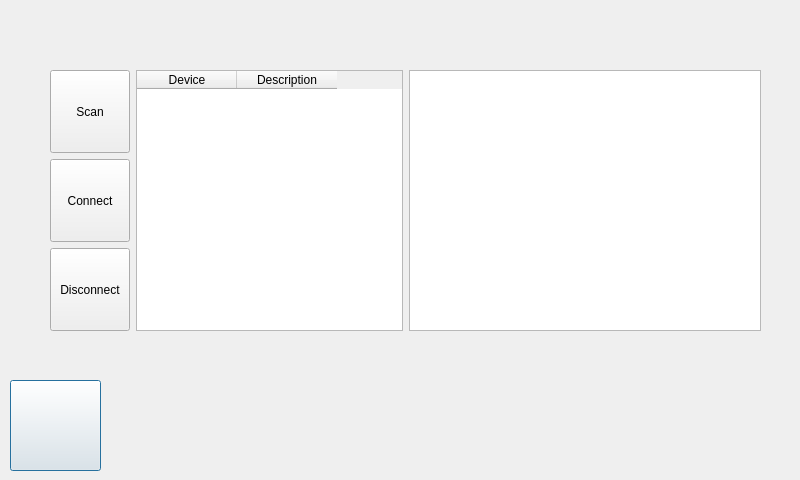
Qt form ClientApp/qt/serialwindow.ui (re3Dprinting/touchscreen) before a commit.
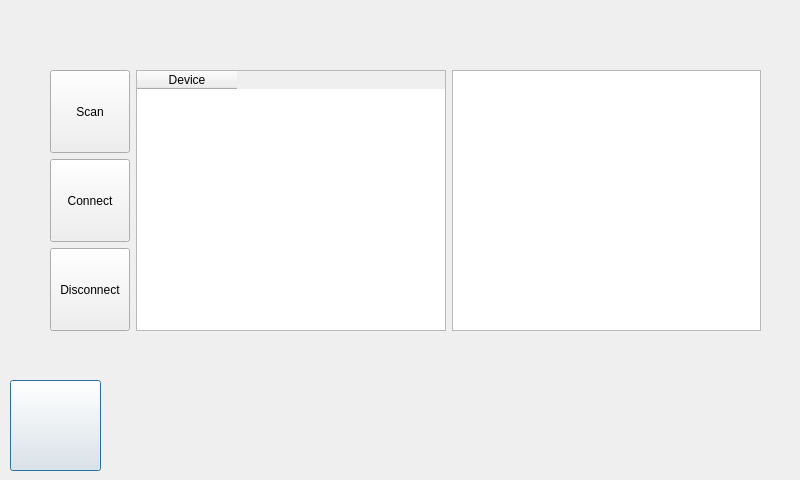
The same form after that commit. Icons and pictures are not drawn.

What changed in the file:
```diff
--- a/ClientApp/qt/serialwindow.ui
+++ b/ClientApp/qt/serialwindow.ui
@@ -48,7 +48,7 @@
     </size>
    </property>
   </widget>
-  <widget class="QWidget" name="">
+  <widget class="QWidget" name="layoutWidget">
    <property name="geometry">
     <rect>
      <x>50</x>
@@ -103,6 +103,8 @@
         </item>
        </layout>
       </item>
+     </layout>
+    </item>
       <item>
        <widget class="QTableWidget" name="COMlist">
         <column>
@@ -110,14 +112,7 @@
           <string>Device</string>
          </property>
         </column>
-        <column>
-         <property name="text">
-          <string>Description</string>
-         </property>
-        </column>
-       </widget>
-      </item>
-     </layout>
+     </widget>
     </item>
     <item>
      <widget class="QTextBrowser" name="SerialOutput"/>
```
Lines whose indentation alone changed are shown as unchanged.
